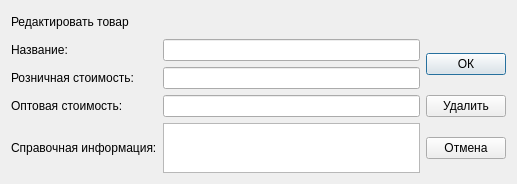
The window that dialog_edit_goods_manager.ui (MukizuL/Retail-Sale-App) describes before a commit, drawn with Qt 5.
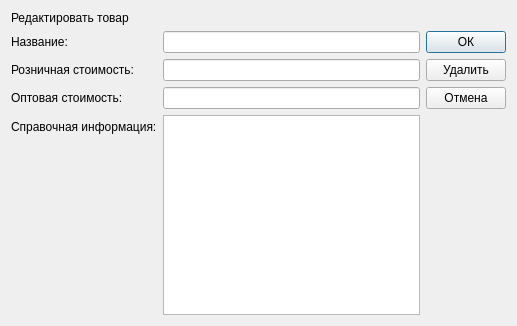
The same window after the commit.

Commit message: Created logic for Edit Goods Manager

Diff of the .ui file:
```diff
--- a/dialog_edit_goods_manager.ui
+++ b/dialog_edit_goods_manager.ui
@@ -7,7 +7,7 @@
     <x>0</x>
     <y>0</y>
     <width>517</width>
-    <height>184</height>
+    <height>326</height>
    </rect>
   </property>
   <property name="sizePolicy">
@@ -22,6 +22,18 @@
   <layout class="QVBoxLayout" name="verticalLayout">
    <item>
     <widget class="QLabel" name="label">
+     <property name="sizePolicy">
+      <sizepolicy hsizetype="Preferred" vsizetype="Fixed">
+       <horstretch>0</horstretch>
+       <verstretch>0</verstretch>
+      </sizepolicy>
+     </property>
+     <property name="maximumSize">
+      <size>
+       <width>16777215</width>
+       <height>16</height>
+      </size>
+     </property>
      <property name="text">
       <string>Редактировать товар</string>
      </property>
@@ -30,15 +42,70 @@
    <item>
     <layout class="QHBoxLayout" name="horizontalLayout">
      <item>
-      <layout class="QGridLayout" name="gridLayout">
+      <layout class="QFormLayout" name="formLayout">
        <property name="sizeConstraint">
-        <enum>QLayout::SetFixedSize</enum>
+        <enum>QLayout::SetDefaultConstraint</enum>
        </property>
+       <property name="rowWrapPolicy">
+        <enum>QFormLayout::DontWrapRows</enum>
+       </property>
+       <item row="0" column="0">
+        <widget class="QLabel" name="label_2">
+         <property name="text">
+          <string>Название:</string>
+         </property>
+        </widget>
+       </item>
        <item row="0" column="1">
-        <widget class="QLineEdit" name="lineEdit_name"/>
+        <widget class="QLineEdit" name="lineEdit_name">
+         <property name="sizePolicy">
+          <sizepolicy hsizetype="MinimumExpanding" vsizetype="Fixed">
+           <horstretch>0</horstretch>
+           <verstretch>0</verstretch>
+          </sizepolicy>
+         </property>
+         <property name="minimumSize">
+          <size>
+           <width>256</width>
+           <height>0</height>
+          </size>
+         </property>
+         <property name="maximumSize">
+          <size>
+           <width>16777215</width>
+           <height>24</height>
+          </size>
+         </property>
+        </widget>
+       </item>
+       <item row="1" column="0">
+        <widget class="QLabel" name="label_3">
+         <property name="text">
+          <string>Розничная стоимость:</string>
+         </property>
+        </widget>
        </item>
        <item row="1" column="1">
-        <widget class="QLineEdit" name="lineEdit_retail"/>
+        <widget class="QLineEdit" name="lineEdit_retail">
+         <property name="sizePolicy">
+          <sizepolicy hsizetype="MinimumExpanding" vsizetype="Fixed">
+           <horstretch>0</horstretch>
+           <verstretch>0</verstretch>
+          </sizepolicy>
+         </property>
+         <property name="minimumSize">
+          <size>
+           <width>256</width>
+           <height>0</height>
+          </size>
+         </property>
+         <property name="maximumSize">
+          <size>
+           <width>16777215</width>
+           <height>24</height>
+          </size>
+         </property>
+        </widget>
        </item>
        <item row="2" column="0">
         <widget class="QLabel" name="label_4">
@@ -48,12 +115,24 @@
         </widget>
        </item>
        <item row="2" column="1">
-        <widget class="QLineEdit" name="lineEdit_bulk"/>
-       </item>
-       <item row="0" column="0">
-        <widget class="QLabel" name="label_2">
-         <property name="text">
-          <string>Название:</string>
+        <widget class="QLineEdit" name="lineEdit_bulk">
+         <property name="sizePolicy">
+          <sizepolicy hsizetype="MinimumExpanding" vsizetype="Fixed">
+           <horstretch>0</horstretch>
+           <verstretch>0</verstretch>
+          </sizepolicy>
+         </property>
+         <property name="minimumSize">
+          <size>
+           <width>256</width>
+           <height>0</height>
+          </size>
+         </property>
+         <property name="maximumSize">
+          <size>
+           <width>16777215</width>
+           <height>24</height>
+          </size>
          </property>
         </widget>
        </item>
@@ -64,33 +143,41 @@
          </property>
         </widget>
        </item>
-       <item row="1" column="0">
-        <widget class="QLabel" name="label_3">
-         <property name="text">
-          <string>Розничная стоимость:</string>
-         </property>
-        </widget>
-       </item>
        <item row="3" column="1">
         <widget class="QPlainTextEdit" name="plainTextEdit_info">
+         <property name="enabled">
+          <bool>true</bool>
+         </property>
          <property name="sizePolicy">
-          <sizepolicy hsizetype="Expanding" vsizetype="Minimum">
+          <sizepolicy hsizetype="MinimumExpanding" vsizetype="MinimumExpanding">
            <horstretch>0</horstretch>
            <verstretch>0</verstretch>
           </sizepolicy>
          </property>
-         <property name="maximumSize">
+         <property name="minimumSize">
           <size>
-           <width>16777215</width>
+           <width>256</width>
            <height>50</height>
           </size>
          </property>
+         <property name="maximumSize">
+          <size>
+           <width>16777215</width>
+           <height>256</height>
+          </size>
+         </property>
+         <property name="baseSize">
+          <size>
+           <width>0</width>
+           <height>0</height>
+          </size>
+         </property>
         </widget>
        </item>
       </layout>
      </item>
      <item>
-      <layout class="QVBoxLayout" name="verticalLayout_2" stretch="0,0,0">
+      <layout class="QVBoxLayout" name="verticalLayout_2" stretch="0,0,0,0">
        <property name="sizeConstraint">
         <enum>QLayout::SetDefaultConstraint</enum>
        </property>
@@ -118,6 +205,19 @@
          </property>
         </widget>
        </item>
+       <item>
+        <spacer name="verticalSpacer">
+         <property name="orientation">
+          <enum>Qt::Vertical</enum>
+         </property>
+         <property name="sizeHint" stdset="0">
+          <size>
+           <width>20</width>
+           <height>40</height>
+          </size>
+         </property>
+        </spacer>
+       </item>
       </layout>
      </item>
     </layout>
```
The commit also changes 3 other files.
